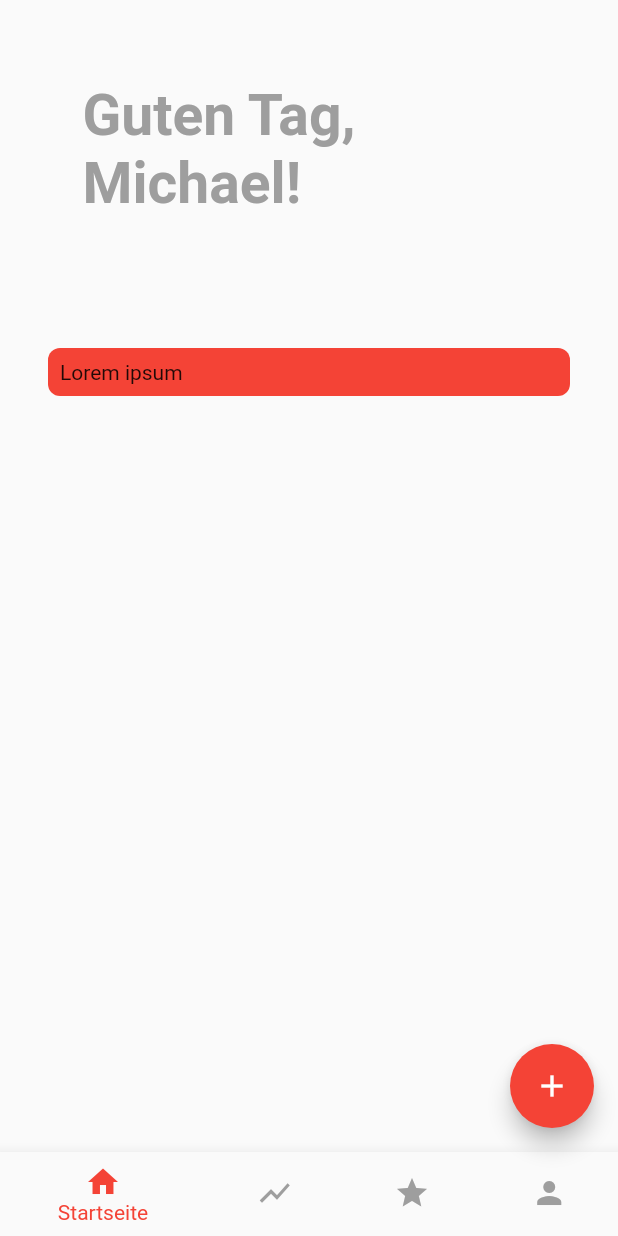
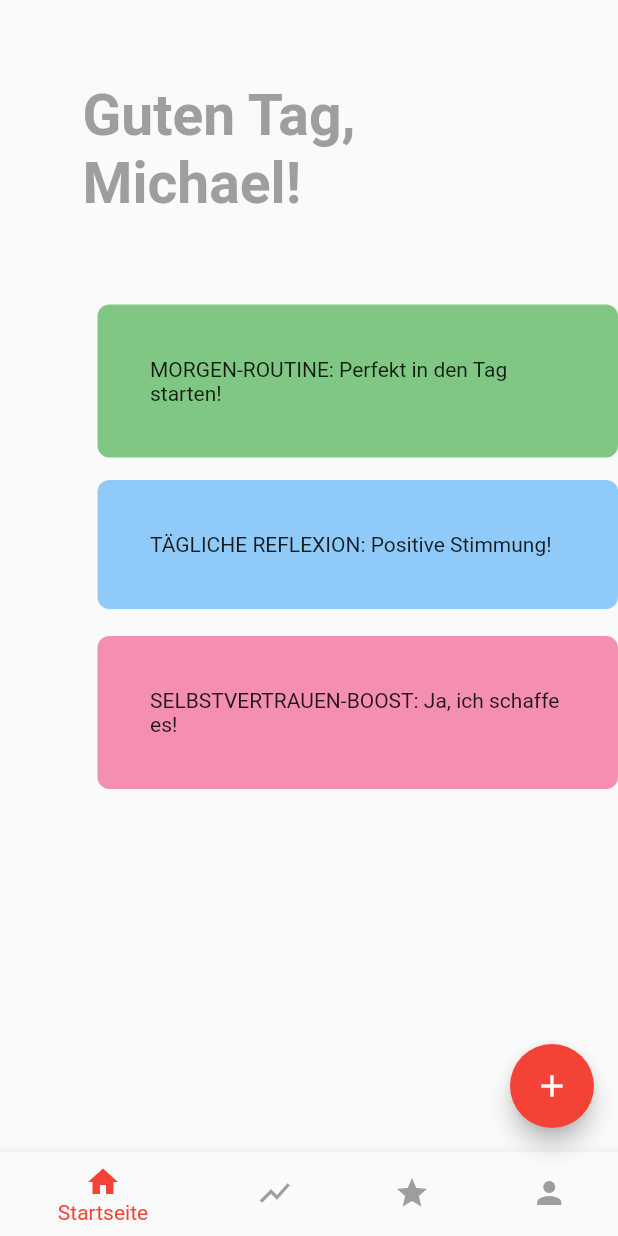
Before and after one commit to simonwachtler/mydailywin, a Flutter app: the screen it shows after launch, on a phone screen of 412 x 824 dp. Run offline on Flutter 3.47's test engine with Material 2 defaults, Android fonts, the phone set to English and light mode, and no system bars; Roboto replaces fonts that are missing (Abadi).

Commit message:
3 Rechtecke mit runden Ecken, Farbanpassung, Text

```diff
--- a/lib/main.dart
+++ b/lib/main.dart
@@ -55,19 +55,61 @@ class MyHomePage extends StatelessWidget {
               print("isRecording");
             },
             child: Padding(
-              padding: EdgeInsets.all(32.0),
+              padding: EdgeInsets.only(left: 65.0, top: 3.0),
               child: Container(
                 decoration: new BoxDecoration(
-                  color: Colors.red,
+                  color: Colors.green[300],
                   borderRadius: BorderRadius.all(Radius.circular(8.0)),
                 ),
                 child: Padding(
-                  padding: const EdgeInsets.all(8.0),
-                  child: Text("Lorem ipsum"),
+                  padding: const EdgeInsets.all(35.0),
+                  child: Text("MORGEN-ROUTINE: Perfekt in den Tag starten!"),
                 ),
               ),
             ),
-          )
+          ),
+
+            InkWell(
+            splashColor: Colors.transparent,
+            highlightColor: Colors.transparent,
+            onTap: () {
+              print("isRecording");
+            },
+            child: Padding(
+              padding: EdgeInsets.only(left: 65.0, top:  15.0,),
+              child: Container(
+                decoration: new BoxDecoration(
+                  color: Colors.blue[200],
+                  borderRadius: BorderRadius.all(Radius.circular(8.0)),
+                ),
+                child: Padding(
+                  padding: const EdgeInsets.all(35.0),
+                  child: Text("TÄGLICHE REFLEXION: Positive Stimmung!"),
+                ),
+              ),
+            ),
+          ),
+
+            InkWell(
+            splashColor: Colors.transparent,
+            highlightColor: Colors.transparent,
+            onTap: () {
+              print("isRecording");
+            },
+            child: Padding(
+              padding: EdgeInsets.only(left: 65.0, top:  18.0,),
+              child: Container(
+                decoration: new BoxDecoration(
+                  color: Colors.pink[200],
+                  borderRadius: BorderRadius.all(Radius.circular(8.0)),
+                ),
+                child: Padding(
+                  padding: const EdgeInsets.all(35.0),
+                  child: Text("SELBSTVERTRAUEN-BOOST: Ja, ich schaffe es!"),
+                ),
+              ),
+            ),
+          ),
         ],
       ),
       bottomNavigationBar: BottomNavigationBar(
```
